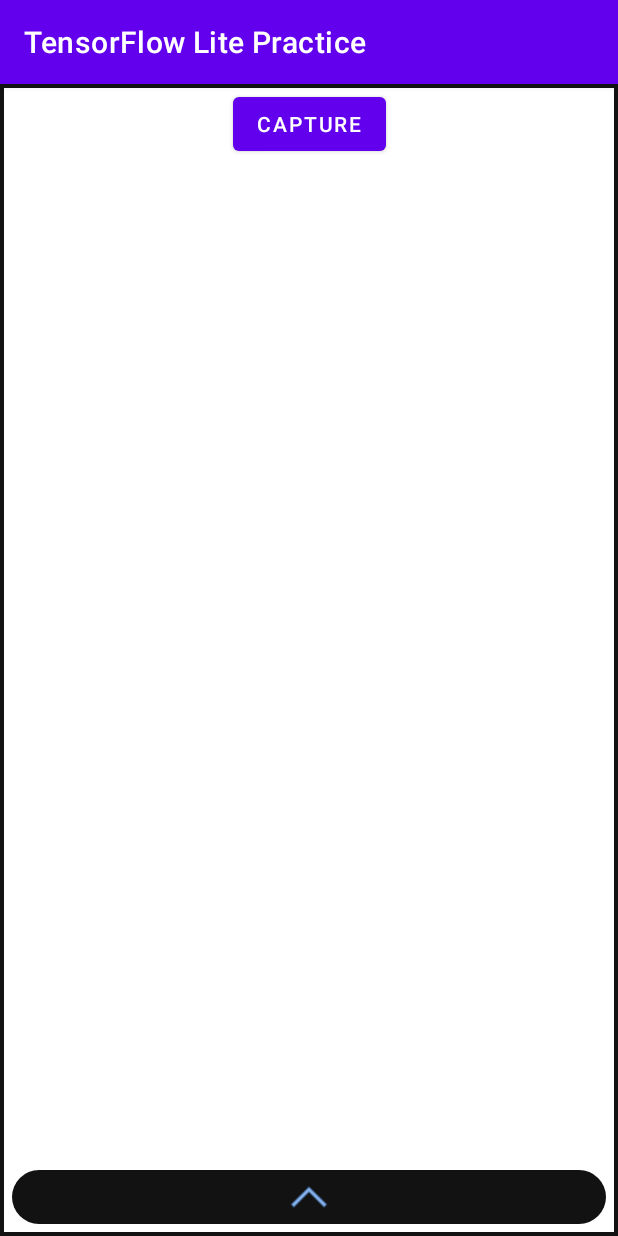
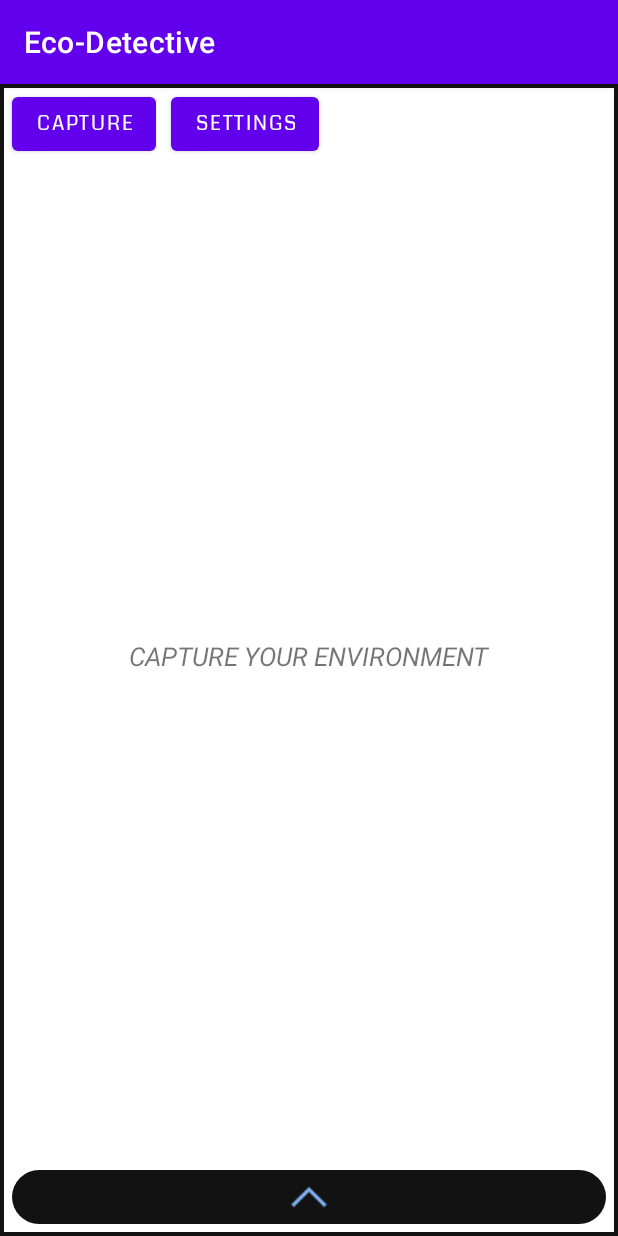
Before and after one commit to ETS-Android2/HackTJ-9.0, an Android app: the screen it shows after launch (MainActivity), on a phone screen of 412 x 824 dp. Run offline under Robolectric (Android 15) with nearby library versions, the phone set to English and light mode, and no system bars; libraries missing offline, so code that uses them is left out: org.tensorflow.lite; 1 statement that could not run was skipped.

Commit message:
Prototpye 2

```diff
--- a/TensorFlowLitePractice/app/src/main/AndroidManifest.xml
+++ b/TensorFlowLitePractice/app/src/main/AndroidManifest.xml
@@ -2,10 +2,13 @@
 <manifest xmlns:android="http://schemas.android.com/apk/res/android"
     package="com.example.tensorflowlitepractice">
 
+    <uses-permission android:name="android.permission.READ_EXTERNAL_STORAGE"/>
+    <uses-permission android:name="android.permission.WRITE_EXTERNAL_STORAGE"/>
+
     <application
         android:allowBackup="true"
         android:icon="@mipmap/ic_launcher"
-        android:label="@string/app_name"
+        android:label="Eco-Detective"
         android:roundIcon="@mipmap/ic_launcher_round"
         android:supportsRtl="true"
         android:theme="@style/Theme.TensorFlowLitePractice">
@@ -22,6 +25,7 @@
         <activity android:name=".HandleResults">
 
         </activity>
+        <activity android:name=".SettingsController"></activity>
     </application>
 
 </manifest>
--- a/TensorFlowLitePractice/app/src/main/java/com/example/tensorflowlitepractice/TemporaryUtility.java
+++ b/TensorFlowLitePractice/app/src/main/java/com/example/tensorflowlitepractice/TemporaryUtility.java
@@ -27,6 +27,12 @@ public class TemporaryUtility {
         add("APPLE");
         add("BANANA");
         add("BROCCOLI");
+        add("ORANGE");
+        add("LEMON");
+        add("STRAWBERRY");
+        add("CAULIFLOWER");
+        add("ZUCCHINI");
+        add("CUCUMBER");
     }};
 
     public static HashSet<String> currentRecyclables = new HashSet<String>();
--- a/TensorFlowLitePractice/app/src/main/res/layout/home.xml
+++ b/TensorFlowLitePractice/app/src/main/res/layout/home.xml
@@ -6,18 +6,6 @@
     android:layout_height="match_parent"
     android:id="@+id/imageLayout"
     android:background="@drawable/custom_border">
-
-
-    <Button
-        android:id="@+id/cameraButton"
-        android:layout_width="wrap_content"
-        android:layout_height="wrap_content"
-        android:onClick="captureEnvironment"
-        android:text="Capture"
-        app:layout_constraintEnd_toEndOf="parent"
-        app:layout_constraintStart_toStartOf="parent"
-        tools:ignore="MissingConstraints"
-        tools:layout_editor_absoluteY="10dp" />
 
     <ImageView
         android:layout_height="match_parent"
@@ -48,5 +36,46 @@
             android:src="@drawable/collapse_arrow_40px" />
 
     </LinearLayout>
+    <LinearLayout
+        android:layout_width="match_parent"
+        android:layout_height="match_parent">
 
+        <Button
+            android:id="@+id/cameraButton"
+            android:layout_width="wrap_content"
+            android:layout_height="wrap_content"
+            android:gravity="center"
+            android:onClick="captureEnvironment"
+            android:text="Capture"
+            tools:layout_editor_absoluteY="10dp"
+            android:layout_centerHorizontal="true"
+            android:layout_marginRight="10dp"
+            android:layout_marginLeft="5dp"
+            android:textSize="13sp"
+            android:fontFamily="@font/coda"/>
+
+        <Button
+            android:layout_width="wrap_content"
+            android:layout_height="wrap_content"
+            android:gravity="center"
+            android:layout_centerHorizontal="true"
+            android:layout_below="@id/cameraButton"
+            android:text="Settings"
+            app:layout_editor_absoluteY="10dp"
+            android:onClick="openSettings"
+            android:textSize="13sp"
+            android:fontFamily="@font/coda"/>
+    </LinearLayout>
+
+    <TextView
+        android:layout_width="wrap_content"
+        android:layout_height="wrap_content"
+        android:text="CAPTURE YOUR ENVIRONMENT"
+        app:layout_constraintBottom_toBottomOf="@+id/gesture_layout"
+        app:layout_constraintEnd_toEndOf="@+id/imageView"
+        app:layout_constraintStart_toStartOf="@+id/imageView"
+        app:layout_constraintTop_toTopOf="parent"
+        android:textStyle="italic"
+        android:textSize="17sp"
+        android:id="@+id/info"/>
 </androidx.constraintlayout.widget.ConstraintLayout>
```
Also changed, not shown: TensorFlowLitePractice/app/src/main/java/com/example/tensorflowlitepractice/HandleResults.java (+5 -5 lines), TensorFlowLitePractice/app/src/main/java/com/example/tensorflowlitepractice/MainActivity.java (+27 -0 lines), TensorFlowLitePractice/app/src/main/java/com/example/tensorflowlitepractice/SettingsController.java (added, +58 -0 lines), TensorFlowLitePractice/app/src/main/res/layout/activity_settings.xml (added, +95 -0 lines), TensorFlowLitePractice/app/src/main/res/layout/bottom_layout.xml (+6 -11 lines), TensorFlowLitePractice/app/src/main/res/drawable/gear_100px.png (added), TensorFlowLitePractice/app/src/main/res/drawable/web_camera_50px.png (added), TensorFlowLitePractice/app/src/main/res/font/coda.ttf (added).
